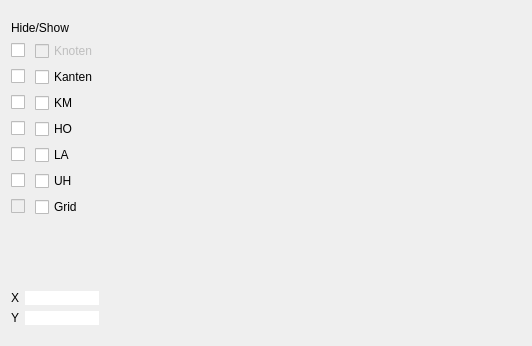
The window that AutoCADDB/qgraphicsmainwindow.ui (DB-Netz-AutomatedPlanning/AutoPlan-QT) describes before a commit, drawn with Qt 5.
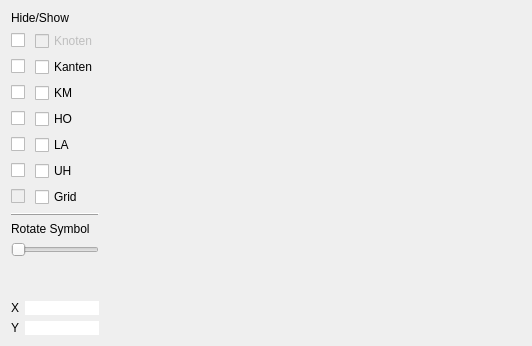
The same window after the commit.

Commit message: name of project on new tab, rotation of selected symbol and deletion of selected symbol

What changed in the file:
```diff
--- a/AutoCADDB/qgraphicsmainwindow.ui
+++ b/AutoCADDB/qgraphicsmainwindow.ui
@@ -16,6 +16,89 @@
   <layout class="QFormLayout" name="formLayout_2">
    <item row="0" column="0">
     <layout class="QGridLayout" name="gridLayout_5">
+     <item row="4" column="0">
+      <layout class="QGridLayout" name="gridLayout_4">
+       <item row="0" column="0">
+        <spacer name="verticalSpacer">
+         <property name="orientation">
+          <enum>Qt::Vertical</enum>
+         </property>
+         <property name="sizeHint" stdset="0">
+          <size>
+           <width>88</width>
+           <height>68</height>
+          </size>
+         </property>
+        </spacer>
+       </item>
+       <item row="1" column="0">
+        <layout class="QFormLayout" name="formLayout">
+         <item row="0" column="0">
+          <layout class="QGridLayout" name="gridLayout_3">
+           <item row="0" column="0">
+            <widget class="QLabel" name="lblXCoord">
+             <property name="autoFillBackground">
+              <bool>false</bool>
+             </property>
+             <property name="text">
+              <string>X</string>
+             </property>
+             <property name="alignment">
+              <set>Qt::AlignCenter</set>
+             </property>
+            </widget>
+           </item>
+           <item row="1" column="0">
+            <widget class="QLabel" name="lblYCoord">
+             <property name="autoFillBackground">
+              <bool>false</bool>
+             </property>
+             <property name="text">
+              <string>Y</string>
+             </property>
+             <property name="alignment">
+              <set>Qt::AlignCenter</set>
+             </property>
+            </widget>
+           </item>
+          </layout>
+         </item>
+         <item row="0" column="1">
+          <layout class="QGridLayout" name="gridLayout_2">
+           <item row="0" column="0">
+            <widget class="QLabel" name="valueXCoord">
+             <property name="autoFillBackground">
+              <bool>false</bool>
+             </property>
+             <property name="styleSheet">
+              <string notr="true">background-color: rgb(255, 255, 255);
+border-color: rgb(0, 0, 0);</string>
+             </property>
+             <property name="text">
+              <string/>
+             </property>
+            </widget>
+           </item>
+           <item row="1" column="0">
+            <widget class="QLabel" name="valueYCoord">
+             <property name="autoFillBackground">
+              <bool>false</bool>
+             </property>
+             <property name="styleSheet">
+              <string notr="true">background-color: rgb(255, 255, 255);
+border-color: rgb(0, 0, 0);</string>
+             </property>
+             <property name="text">
+              <string/>
+             </property>
+            </widget>
+           </item>
+          </layout>
+         </item>
+        </layout>
+       </item>
+      </layout>
+     </item>
      <item row="0" column="0">
       <layout class="QGridLayout" name="gridLayout">
        <item row="3" column="0">
@@ -131,88 +214,32 @@
        </item>
       </layout>
      </item>
+     <item row="2" column="0">
+      <widget class="QLabel" name="label_2">
+       <property name="text">
+        <string>Rotate Symbol</string>
+       </property>
+      </widget>
+     </item>
+     <item row="3" column="0">
+      <widget class="QSlider" name="horizontalSlider">
+       <property name="maximum">
+        <number>360</number>
+       </property>
+       <property name="orientation">
+        <enum>Qt::Horizontal</enum>
+       </property>
+      </widget>
+     </item>
      <item row="1" column="0">
-      <layout class="QGridLayout" name="gridLayout_4">
-       <item row="0" column="0">
-        <spacer name="verticalSpacer">
-         <property name="orientation">
-          <enum>Qt::Vertical</enum>
-         </property>
-         <property name="sizeHint" stdset="0">
-          <size>
-           <width>88</width>
-           <height>68</height>
-          </size>
-         </property>
-        </spacer>
-       </item>
-       <item row="1" column="0">
-        <layout class="QFormLayout" name="formLayout">
-         <item row="0" column="0">
-          <layout class="QGridLayout" name="gridLayout_3">
-           <item row="0" column="0">
-            <widget class="QLabel" name="lblXCoord">
-             <property name="autoFillBackground">
-              <bool>false</bool>
-             </property>
-             <property name="text">
-              <string>X</string>
-             </property>
-             <property name="alignment">
-              <set>Qt::AlignCenter</set>
-             </property>
-            </widget>
-           </item>
-           <item row="1" column="0">
-            <widget class="QLabel" name="lblYCoord">
-             <property name="autoFillBackground">
-              <bool>false</bool>
-             </property>
-             <property name="text">
-              <string>Y</string>
-             </property>
-             <property name="alignment">
-              <set>Qt::AlignCenter</set>
-             </property>
-            </widget>
-           </item>
-          </layout>
-         </item>
-         <item row="0" column="1">
-          <layout class="QGridLayout" name="gridLayout_2">
-           <item row="0" column="0">
-            <widget class="QLabel" name="valueXCoord">
-             <property name="autoFillBackground">
-              <bool>false</bool>
-             </property>
-             <property name="styleSheet">
-              <string notr="true">background-color: rgb(255, 255, 255);
-border-color: rgb(0, 0, 0);</string>
-             </property>
-             <property name="text">
-              <string/>
-             </property>
-            </widget>
-           </item>
-           <item row="1" column="0">
-            <widget class="QLabel" name="valueYCoord">
-             <property name="autoFillBackground">
-              <bool>false</bool>
-             </property>
-             <property name="styleSheet">
-              <string notr="true">background-color: rgb(255, 255, 255);
-border-color: rgb(0, 0, 0);</string>
-             </property>
-             <property name="text">
-              <string/>
-             </property>
-            </widget>
-           </item>
-          </layout>
-         </item>
-        </layout>
-       </item>
-      </layout>
+      <widget class="Line" name="line">
+       <property name="frameShadow">
+        <enum>QFrame::Raised</enum>
+       </property>
+       <property name="orientation">
+        <enum>Qt::Horizontal</enum>
+       </property>
+      </widget>
      </item>
     </layout>
    </item>
```
The commit also changes 11 other files.
